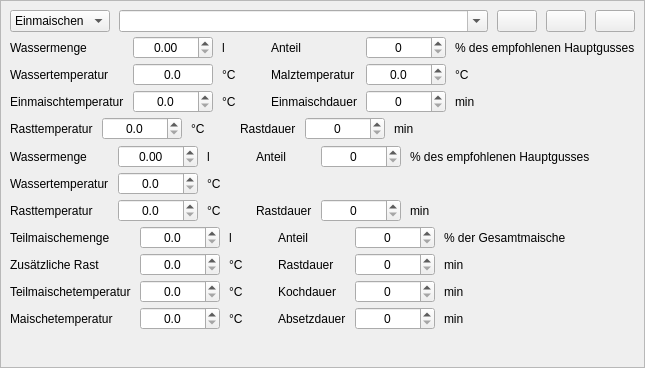
This is kleiner-brauhelfer/widgets/wdgrast.ui in kleiner-brauhelfer/kleiner-brauhelfer-2 as Qt 5 draws it before an edit. The edited form follows.
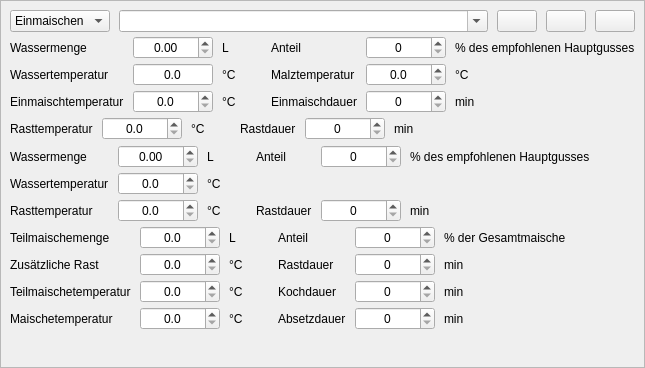
This is the edited form. Icons and pictures are not drawn. Custom widgets are drawn as their Qt base class.

```diff
--- a/kleiner-brauhelfer/widgets/wdgrast.ui
+++ b/kleiner-brauhelfer/widgets/wdgrast.ui
@@ -261,7 +261,7 @@
             </size>
            </property>
            <property name="text">
-            <string>l</string>
+            <string>L</string>
            </property>
           </widget>
          </item>
@@ -679,7 +679,7 @@
             </size>
            </property>
            <property name="text">
-            <string>l</string>
+            <string>L</string>
            </property>
           </widget>
          </item>
@@ -862,7 +862,7 @@
             </size>
            </property>
            <property name="text">
-            <string>l</string>
+            <string>L</string>
            </property>
           </widget>
          </item>
```
